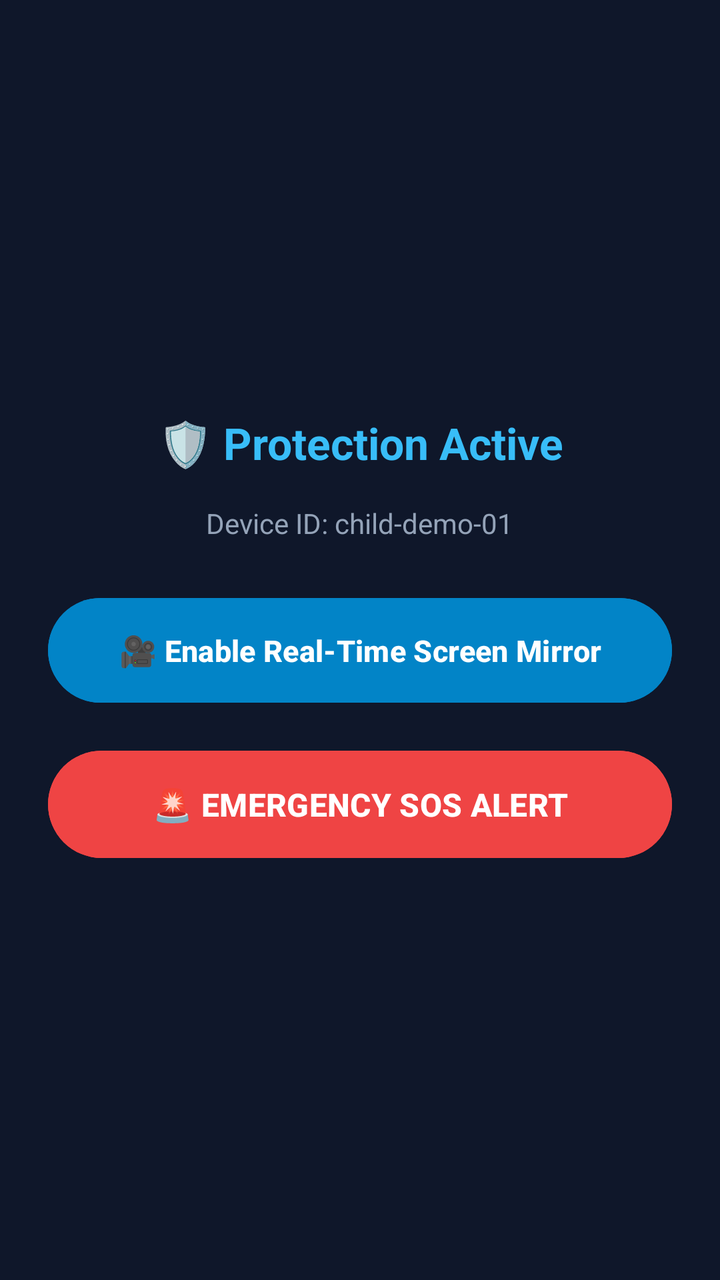
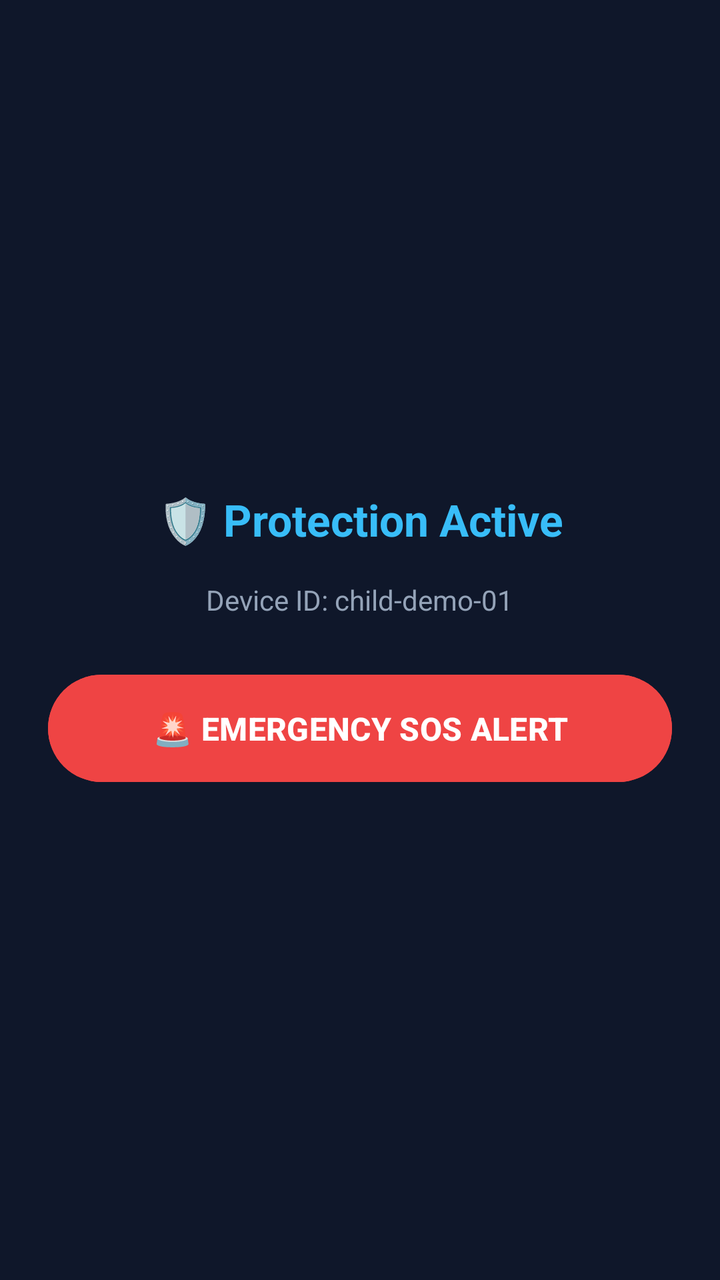

Screens rendered from an Android XML layout before and after an edit, with the pre-edit source and the edit as a unified diff.
<!-- AndroidManifest.xml: application theme Theme.Material3.DayNight.NoActionBar -->
<!-- res/layout/activity_status.xml -->
<?xml version="1.0" encoding="utf-8"?>
<LinearLayout xmlns:android="http://schemas.android.com/apk/res/android"
    android:layout_width="match_parent"
    android:layout_height="match_parent"
    android:background="#0F172A"
    android:gravity="center"
    android:orientation="vertical"
    android:padding="24dp">

    <TextView
        android:id="@+id/tvStatus"
        android:layout_width="wrap_content"
        android:layout_height="wrap_content"
        android:gravity="center"
        android:text="🛡️ Protection Active"
        android:textColor="#38BDF8"
        android:textSize="22sp"
        android:textStyle="bold" />

    <TextView
        android:id="@+id/tvDeviceInfo"
        android:layout_width="wrap_content"
        android:layout_height="wrap_content"
        android:layout_marginTop="16dp"
        android:gravity="center"
        android:text="Device ID: child-demo-01"
        android:textColor="#94A3B8"
        android:textSize="14sp" />

    <Button
        android:id="@+id/btnEnableScreenCapture"
        android:layout_width="match_parent"
        android:layout_height="wrap_content"
        android:layout_marginTop="24dp"
        android:backgroundTint="#0284C7"
        android:padding="16dp"
        android:text="🎥 Enable Real-Time Screen Mirror"
        android:textColor="#FFFFFF"
        android:textSize="15sp"
        android:textStyle="bold" />

    <Button
        android:id="@+id/btnSos"
        android:layout_width="match_parent"
        android:layout_height="wrap_content"
        android:layout_marginTop="16dp"
        android:backgroundTint="#EF4444"
        android:padding="16dp"
        android:text="🚨 EMERGENCY SOS ALERT"
        android:textColor="#FFFFFF"
        android:textSize="16sp"
        android:textStyle="bold" />

</LinearLayout>
<!-- resources referenced by this layout -->
<resources>

</resources>

<!-- the commit's change to res/layout/activity_status.xml (unified diff, before → after) -->
@@ -28,22 +28,10 @@
         android:textSize="14sp" />
 
     <Button
-        android:id="@+id/btnEnableScreenCapture"
+        android:id="@+id/btnSos"
         android:layout_width="match_parent"
         android:layout_height="wrap_content"
         android:layout_marginTop="24dp"
-        android:backgroundTint="#0284C7"
-        android:padding="16dp"
-        android:text="🎥 Enable Real-Time Screen Mirror"
-        android:textColor="#FFFFFF"
-        android:textSize="15sp"
-        android:textStyle="bold" />
-
-    <Button
-        android:id="@+id/btnSos"
-        android:layout_width="match_parent"
-        android:layout_height="wrap_content"
-        android:layout_marginTop="16dp"
         android:backgroundTint="#EF4444"
         android:padding="16dp"
         android:text="🚨 EMERGENCY SOS ALERT"
